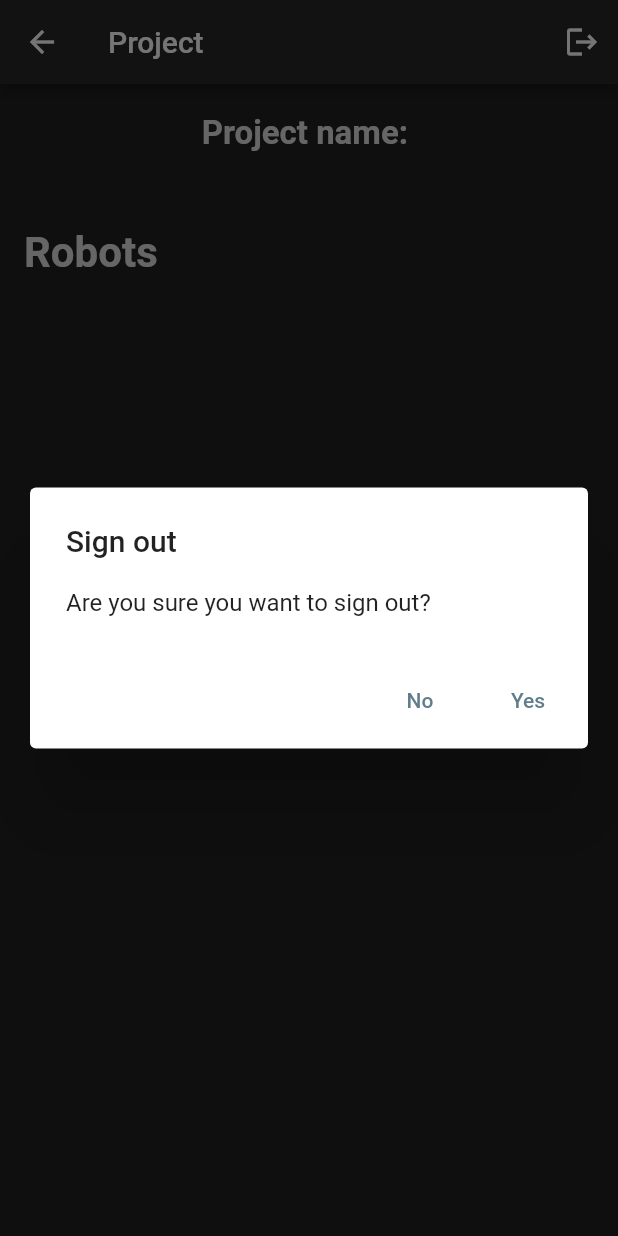
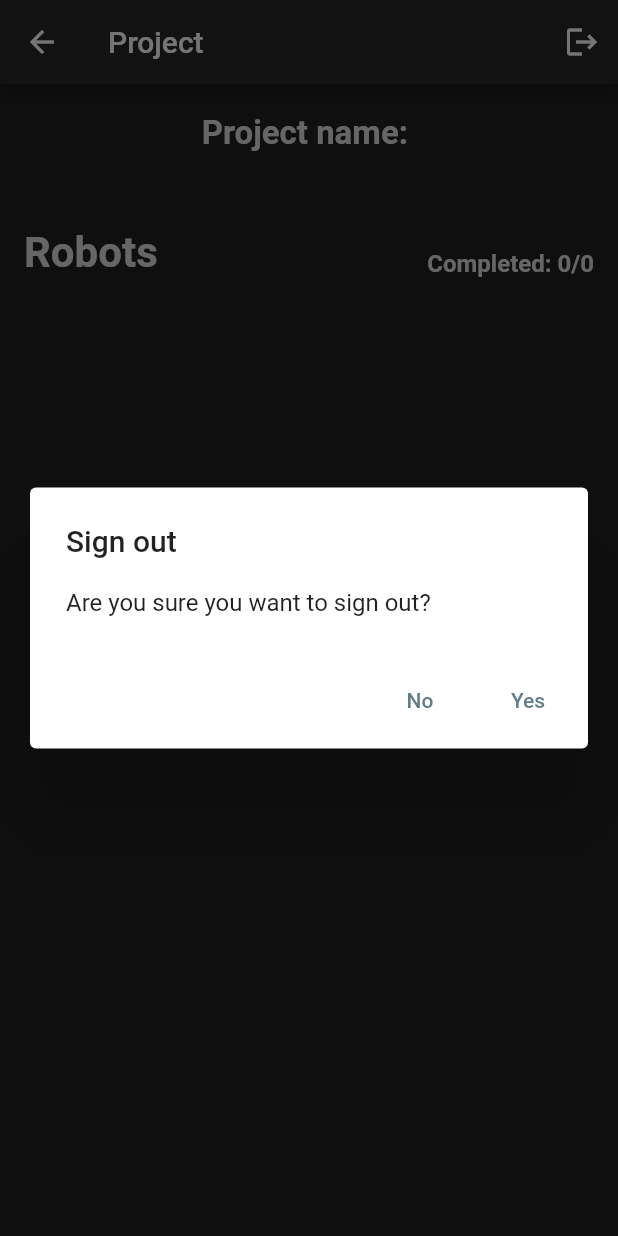
Before and after one commit to Quantonly/RoboWorks, a Flutter app: the RobotsPage screen opened directly with empty values, after a tap on the "logout" icon, on a phone screen of 412 x 824 dp. Run offline on Flutter 3.47's test engine with Material 2 defaults, Android fonts, the phone set to English and light mode, and no system bars; our stand-ins replace cloud_firestore, firebase_auth, firebase_core, firebase_crashlytics, form_field_validator, page_transition and 3 more; accounts and stored records are empty.

Commit message:
Add total robots and total completed

```diff
--- a/lib/main.dart
+++ b/lib/main.dart
@@ -2,6 +2,7 @@ import 'package:flutter/material.dart';
 
 import 'package:firebase_auth/firebase_auth.dart';
 import 'package:firebase_core/firebase_core.dart';
+import 'package:firebase_crashlytics/firebase_crashlytics.dart';
 import 'package:flutter/services.dart';
 import 'package:provider/provider.dart';
 
@@ -11,6 +12,7 @@ import 'package:robo_works/services/authentication.dart';
 void main() async {
   WidgetsFlutterBinding.ensureInitialized();
   await Firebase.initializeApp();
+  FlutterError.onError = FirebaseCrashlytics.instance.recordFlutterError;
   runApp(const RoboWorks());
 }
 
--- a/lib/models/project.dart
+++ b/lib/models/project.dart
@@ -1,16 +1,19 @@
 class Project {
   late String id;
   late String name;
+  late int robotCount;
 
-  Project(String i, String n) {
+  Project(String i, String n, int r) {
     id = i;
     name = n;
+    robotCount = r;
   }
 
   static Project fromMap(Map<String, dynamic> map, String projectId) {
     return Project(
       projectId,
       map['name'],
+      map['robot_count']
     );
   }
 }
--- a/lib/pages/dashboard.dart
+++ b/lib/pages/dashboard.dart
@@ -116,9 +116,9 @@ class _DashboardPageState extends State<DashboardPage> {
                                   fontWeight: FontWeight.w400,
                                 ),
                               ),
-                              subtitle: const Text(
-                                'Total',
-                                style: TextStyle(
+                              subtitle: Text(
+                                "Total robots: " + project.robotCount.toString(),
+                                style: const TextStyle(
                                   color: Color.fromRGBO(223, 223, 223, 0.7),
                                 ),
                               ),
--- a/lib/pages/robots.dart
+++ b/lib/pages/robots.dart
@@ -20,6 +20,7 @@ class RobotsPage extends StatefulWidget {
 
 class _RobotsPageState extends State<RobotsPage> {
   Status status = Status.retrieving;
+  int totalCompleted = 0;
 
   @override
   void initState() {
@@ -64,6 +65,13 @@ class _RobotsPageState extends State<RobotsPage> {
                   Robot robot = data.robots[index];
                   int percentage = robot.percentage;
                   String currentPhase = robot.getCurrentPhase();
+                  Color titleColor = const Color.fromRGBO(223, 223, 223, 1);
+                  Color subtitleColor =
+                      const Color.fromRGBO(223, 223, 223, 0.7);
+                  if (percentage == 100) {
+                    titleColor = const Color.fromRGBO(102, 187, 106, 1);
+                    subtitleColor = const Color.fromRGBO(102, 187, 106, 0.7);
+                  }
                   return GestureDetector(
                     onTap: () {
                       Navigator.push(
@@ -94,8 +102,8 @@ class _RobotsPageState extends State<RobotsPage> {
                                     const EdgeInsets.symmetric(vertical: 8.0),
                                 child: Text(
                                   percentage.toString() + "%",
-                                  style: const TextStyle(
-                                    color: Color.fromRGBO(223, 223, 223, 1),
+                                  style: TextStyle(
+                                    color: titleColor,
                                     fontWeight: FontWeight.w400,
                                   ),
                                 ),
@@ -103,16 +111,16 @@ class _RobotsPageState extends State<RobotsPage> {
                               title: Text(
                                 robot.name,
                                 textAlign: TextAlign.left,
-                                style: const TextStyle(
-                                  color: Color.fromRGBO(223, 223, 223, 1),
+                                style: TextStyle(
+                                  color: titleColor,
                                   fontSize: 20.0,
                                   fontWeight: FontWeight.w400,
                                 ),
                               ),
                               subtitle: Text(
                                 currentPhase,
-                                style: const TextStyle(
-                                  color: Color.fromRGBO(223, 223, 223, 0.7),
+                                style: TextStyle(
+                                  color: subtitleColor,
                                 ),
                               ),
                             ),
@@ -130,8 +138,16 @@ class _RobotsPageState extends State<RobotsPage> {
     }
   }
 
+  void countCompleted() {
+    totalCompleted = 0;
+    for (var robot in data.robots) {
+      if (robot.percentage == 100) totalCompleted++;
+    }
+  }
+
   @override
   Widget build(BuildContext context) {
+    countCompleted();
     return Scaffold(
       appBar: AppBar(
         backgroundColor: const Color.fromRGBO(40, 40, 40, 1),
@@ -176,19 +192,26 @@ class _RobotsPageState extends State<RobotsPage> {
           ),
           Row(
             mainAxisAlignment: MainAxisAlignment.spaceBetween,
+            crossAxisAlignment: CrossAxisAlignment.end,
             children: [
+              const Padding(
+                padding: EdgeInsets.only(left: 16),
+                child: Text(
+                  'Robots',
+                  style: TextStyle(
+                      fontSize: 28,
+                      fontWeight: FontWeight.bold,
+                      color: Color.fromRGBO(223, 223, 223, 1)),
+                ),
+              ),
               Padding(
-                padding: const EdgeInsets.only(left: 16),
-                child: Row(
-                  children: const <Widget>[
-                    Text(
-                      'Robots',
-                      style: TextStyle(
-                          fontSize: 28,
-                          fontWeight: FontWeight.bold,
-                          color: Color.fromRGBO(223, 223, 223, 1)),
-                    ),
-                  ],
+                padding: const EdgeInsets.only(right: 16),
+                child: Text(
+                  "Completed: " + totalCompleted.toString() + "/" + data.robots.length.toString(),
+                  style: const TextStyle(
+                      fontSize: 16,
+                      fontWeight: FontWeight.bold,
+                      color: Color.fromRGBO(223, 223, 223, 1)),
                 ),
               ),
             ],
```
